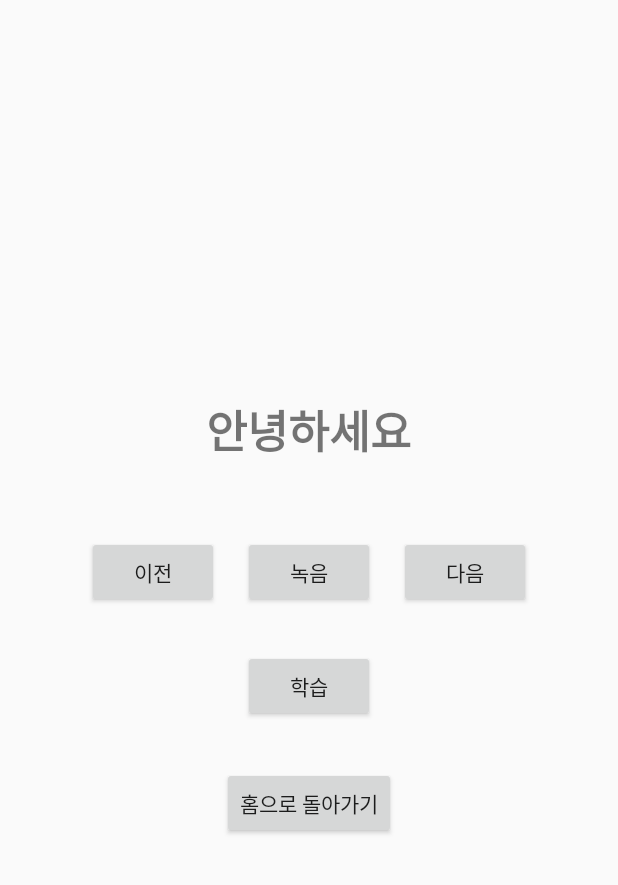
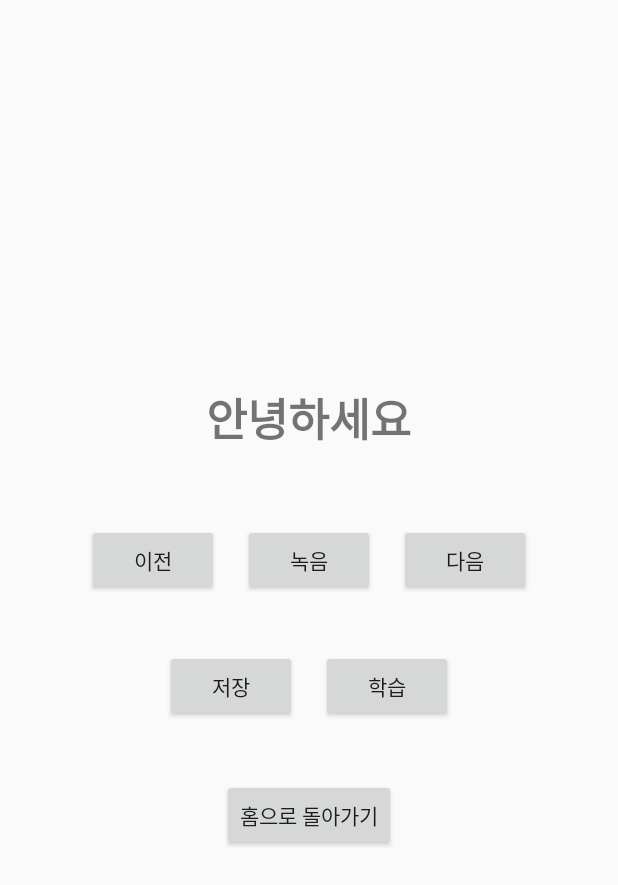
Before and after one commit to Pronunciation-recognition-AI/main, an Android app built with Jetpack Compose: the LearningActivity screen opened directly, with no data from a screen before it, on a phone screen of 412 x 824 dp. Shown: the top 885 px of the screen. Run offline under Robolectric (Android 15) with nearby library versions, the phone set to English and light mode, and no system bars; libraries missing offline, so code that uses them is left out: com.chaquo.python; 1 statement that could not run was skipped.

Commit message:
feat: 저장 버튼 생성

```diff
--- a/app/src/main/java/com/example/hackathon_project/LearningActivity.kt
+++ b/app/src/main/java/com/example/hackathon_project/LearningActivity.kt
@@ -32,6 +32,7 @@ class LearningActivity : AppCompatActivity() {
     private lateinit var btnNext: Button
     private lateinit var btnRecord: Button
     private lateinit var btnLearn: Button
+    private lateinit var btnSave: Button
     private lateinit var btnHome: Button
 
     private val REQUEST_RECORD_AUDIO_PERMISSION = 200
@@ -60,6 +61,7 @@ class LearningActivity : AppCompatActivity() {
         btnPrevious = findViewById(R.id.btnPrevious)
         btnNext = findViewById(R.id.btnNext)
         btnRecord = findViewById(R.id.btnRecord)
+        btnSave = findViewById(R.id.btnSave)
         btnLearn = findViewById(R.id.btnLearn)
         btnHome = findViewById(R.id.btnHome)
 
@@ -84,6 +86,11 @@ class LearningActivity : AppCompatActivity() {
             } else {
                 Toast.makeText(this, "마지막 단어입니다.", Toast.LENGTH_SHORT).show()
             }
+        }
+
+        // 저장 버튼 클릭 이벤트 추가
+        btnSave.setOnClickListener {
+            Toast.makeText(this, "저장 중...", Toast.LENGTH_SHORT).show()
         }
 
         // 녹음 버튼 클릭 이벤트
--- a/app/src/main/res/layout/activity_learning.xml
+++ b/app/src/main/res/layout/activity_learning.xml
@@ -48,13 +48,30 @@
             android:layout_margin="8dp" />
     </LinearLayout>
 
-    <!-- 학습 버튼  -->
-    <Button
-        android:id="@+id/btnLearn"
+    <!-- 학습 버튼과 저장 버튼을 나란히 배치하는 레이아웃 -->
+    <LinearLayout
         android:layout_width="wrap_content"
         android:layout_height="wrap_content"
-        android:text="학습"
-        android:layout_marginTop="20dp" />
+        android:orientation="horizontal"
+        android:gravity="center"
+        android:layout_marginTop="20dp">
+
+        <!-- 저장 버튼 -->
+        <Button
+            android:id="@+id/btnSave"
+            android:layout_width="wrap_content"
+            android:layout_height="wrap_content"
+            android:text="저장"
+            android:layout_margin="8dp" />
+
+        <!-- 학습 버튼 -->
+        <Button
+            android:id="@+id/btnLearn"
+            android:layout_width="wrap_content"
+            android:layout_height="wrap_content"
+            android:text="학습"
+            android:layout_margin="8dp" />
+    </LinearLayout>
 
     <!-- 홈으로 돌아가는 버튼 -->
     <Button
```
